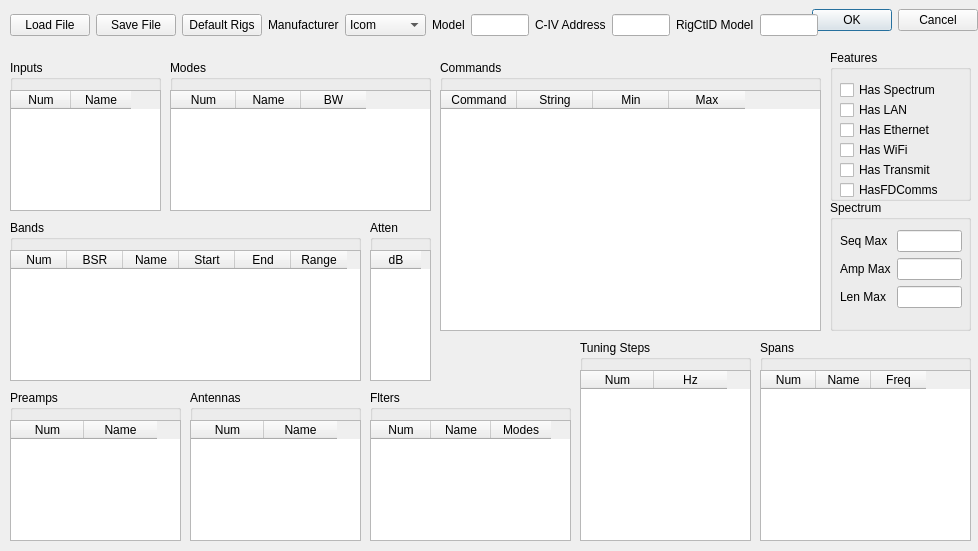
adecarolis/wfweb, file rigcreator.ui: the form before one commit.
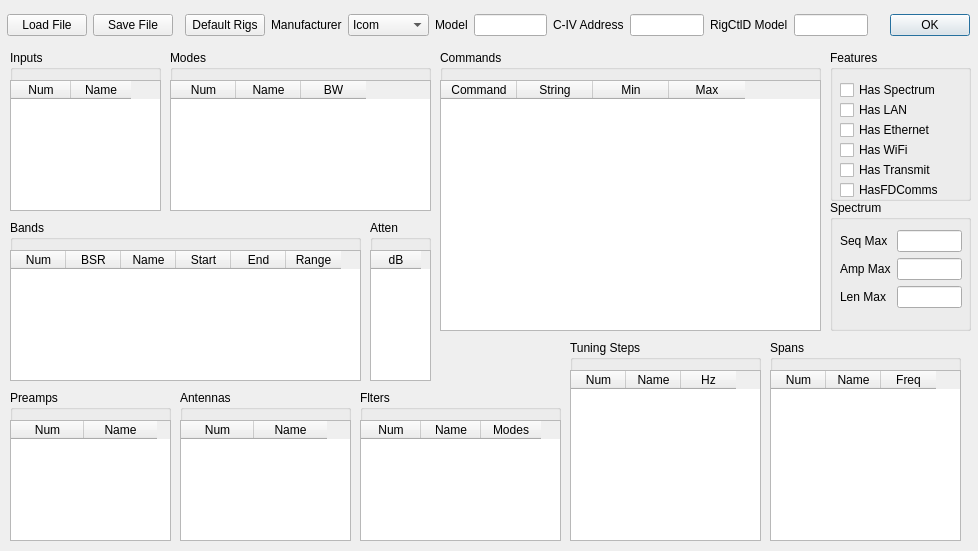
The form after the commit. Custom widgets are drawn as their Qt base class.

What changed in the file:
```diff
--- a/rigcreator.ui
+++ b/rigcreator.ui
@@ -22,10 +22,10 @@
   <widget class="QWidget" name="horizontalLayoutWidget">
    <property name="geometry">
     <rect>
-     <x>810</x>
-     <y>0</y>
-     <width>171</width>
-     <height>41</height>
+     <x>890</x>
+     <y>10</y>
+     <width>81</width>
+     <height>31</height>
     </rect>
    </property>
    <layout class="QHBoxLayout" name="horizontalLayout">
@@ -41,7 +41,7 @@
        <enum>Qt::Horizontal</enum>
       </property>
       <property name="standardButtons">
-       <set>QDialogButtonBox::Cancel|QDialogButtonBox::Ok</set>
+       <set>QDialogButtonBox::Ok</set>
       </property>
      </widget>
     </item>
@@ -50,9 +50,9 @@
   <widget class="QWidget" name="verticalLayoutWidget">
    <property name="geometry">
     <rect>
-     <x>10</x>
+     <x>7</x>
      <y>10</y>
-     <width>808</width>
+     <width>861</width>
      <height>31</height>
     </rect>
    </property>
@@ -283,9 +283,9 @@
    <property name="geometry">
     <rect>
      <x>10</x>
-     <y>60</y>
+     <y>50</y>
      <width>151</width>
-     <height>151</height>
+     <height>161</height>
     </rect>
    </property>
    <property name="title">
@@ -297,7 +297,7 @@
       <x>0</x>
       <y>30</y>
       <width>151</width>
-      <height>121</height>
+      <height>131</height>
      </rect>
     </property>
     <property name="sizePolicy">
@@ -350,7 +350,7 @@
     <rect>
      <x>10</x>
      <y>390</y>
-     <width>171</width>
+     <width>161</width>
      <height>151</height>
     </rect>
    </property>
@@ -362,7 +362,7 @@
      <rect>
       <x>0</x>
       <y>30</y>
-      <width>171</width>
+      <width>161</width>
       <height>121</height>
      </rect>
     </property>
@@ -451,7 +451,7 @@
      <number>0</number>
     </attribute>
     <attribute name="horizontalHeaderDefaultSectionSize">
-     <number>56</number>
+     <number>55</number>
     </attribute>
     <attribute name="verticalHeaderVisible">
      <bool>false</bool>
@@ -498,9 +498,9 @@
    <property name="geometry">
     <rect>
      <x>170</x>
-     <y>60</y>
+     <y>50</y>
      <width>261</width>
-     <height>151</height>
+     <height>161</height>
     </rect>
    </property>
    <property name="title">
@@ -512,7 +512,7 @@
       <x>0</x>
       <y>30</y>
       <width>261</width>
-      <height>121</height>
+      <height>131</height>
      </rect>
     </property>
     <property name="sizePolicy">
@@ -566,9 +566,9 @@
    <property name="geometry">
     <rect>
      <x>440</x>
-     <y>60</y>
+     <y>50</y>
      <width>381</width>
-     <height>271</height>
+     <height>281</height>
     </rect>
    </property>
    <property name="title">
@@ -580,7 +580,7 @@
       <x>0</x>
       <y>30</y>
       <width>381</width>
-      <height>241</height>
+      <height>251</height>
      </rect>
     </property>
     <property name="sizePolicy">
@@ -735,7 +735,7 @@
   <widget class="QGroupBox" name="groupBox_17">
    <property name="geometry">
     <rect>
-     <x>190</x>
+     <x>180</x>
      <y>390</y>
      <width>171</width>
      <height>151</height>
@@ -798,9 +798,9 @@
   <widget class="QGroupBox" name="groupBox_10">
    <property name="geometry">
     <rect>
-     <x>580</x>
+     <x>570</x>
      <y>340</y>
-     <width>171</width>
+     <width>191</width>
      <height>201</height>
     </rect>
    </property>
@@ -812,7 +812,7 @@
      <rect>
       <x>0</x>
       <y>30</y>
-      <width>171</width>
+      <width>191</width>
       <height>171</height>
      </rect>
     </property>
@@ -835,7 +835,7 @@
      <number>0</number>
     </attribute>
     <attribute name="horizontalHeaderDefaultSectionSize">
-     <number>73</number>
+     <number>55</number>
     </attribute>
     <attribute name="verticalHeaderVisible">
      <bool>false</bool>
@@ -851,6 +851,11 @@
       <string>Num</string>
      </property>
     </column>
+    <column>
+     <property name="text">
+      <string>Name</string>
+     </property>
+    </column>
     <column>
      <property name="text">
       <string>Hz</string>
@@ -861,7 +866,7 @@
   <widget class="QGroupBox" name="groupBox_11">
    <property name="geometry">
     <rect>
-     <x>370</x>
+     <x>360</x>
      <y>390</y>
      <width>201</width>
      <height>151</height>
@@ -926,9 +931,9 @@
   <widget class="QGroupBox" name="groupBox_7">
    <property name="geometry">
     <rect>
-     <x>760</x>
+     <x>770</x>
      <y>340</y>
-     <width>211</width>
+     <width>191</width>
      <height>201</height>
     </rect>
    </property>
@@ -940,7 +945,7 @@
      <rect>
       <x>0</x>
       <y>30</y>
-      <width>211</width>
+      <width>191</width>
       <height>171</height>
      </rect>
     </property>
```
